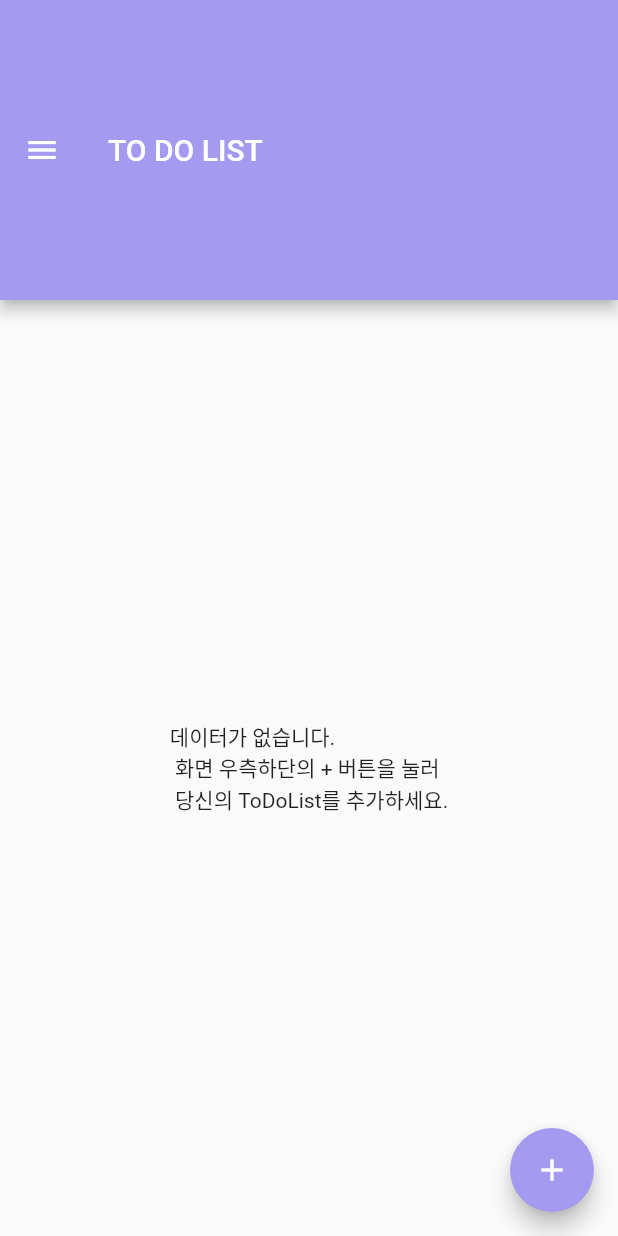
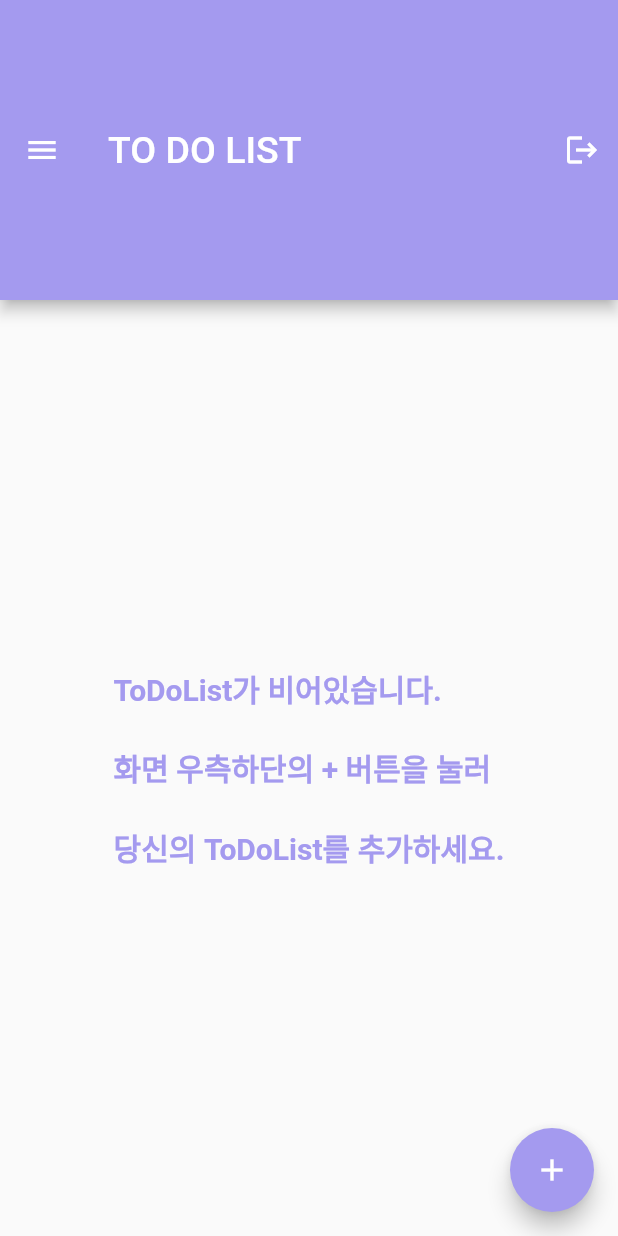
Before and after one commit to Team3Joe/Todolist_semi, a Flutter app: the ListPage screen opened by its route, on a phone screen of 412 x 824 dp. Run offline on Flutter 3.47's test engine with Material 2 defaults, Android fonts, the phone set to English and light mode, and no system bars; network calls fail.

Commit message:
commit
commit

```diff
--- a/todolist/lib/part_C/UY/uy.dart
+++ b/todolist/lib/part_C/UY/uy.dart
@@ -22,6 +22,7 @@ class _ListPageState extends State<ListPage>
   bool trueyo = true;
   bool falseyo = false;
   late String result;
+  late String email;
 
   late AnimationController _controller;
   late String id;
@@ -33,6 +34,8 @@ class _ListPageState extends State<ListPage>
     todolist = [];
     _controller = AnimationController(vsync: this);
     id = Message.userid;
+    email = Message.useremail;
+
     getJSONData();
   }
 
@@ -46,15 +49,34 @@ class _ListPageState extends State<ListPage>
   Widget build(BuildContext context) {
     return Scaffold(
       appBar: AppBar(
-        title: const Text("TO DO LIST"),
+        title: const Text(
+          "TO DO LIST",
+          style: TextStyle(
+            fontSize: 25,
+          ),
+        ),
         toolbarHeight: 200,
         backgroundColor: const Color.fromARGB(255, 164, 154, 239),
+        actions: [
+          IconButton(
+              onPressed: () {
+                _showLogoutDialog(context);
+              },
+              icon: const Icon(Icons.logout))
+        ],
       ),
       body: Center(
         child: todolist.isEmpty
             ? const Text(
-                "데이터가 없습니다. \n 화면 우측하단의 + 버튼을 눌러 \n 당신의 ToDoList를 추가하세요.")
-            : ListView.builder(
+                "ToDoList가 비어있습니다. \n\n화면 우측하단의 + 버튼을 눌러 \n\n당신의 ToDoList를 추가하세요.",
+                style: TextStyle(
+                    fontSize: 20,
+                    color: Color.fromARGB(255, 164, 154, 239),
+                    fontWeight: FontWeight.bold),
+              )
+            : Padding(
+                padding: const EdgeInsets.all(8.0),
+                child: ListView.builder(
                   itemCount: todolist.length,
                   itemBuilder: (context, index) {
                     return GestureDetector(
@@ -101,10 +123,13 @@ class _ListPageState extends State<ListPage>
                                           ? Text(
                                               todolist[index]['content'],
                                               style: const TextStyle(
-                                                color: Colors.grey),
+                                                  color: Colors.grey,
+                                                  fontSize: 15),
                                             )
                                           : Text(
                                               todolist[index]['content'],
+                                              style:
+                                                  const TextStyle(fontSize: 15),
                                             )
                                     ],
                                   ),
@@ -116,6 +141,7 @@ class _ListPageState extends State<ListPage>
                       ),
                     );
                   },
+                ),
               ), //Lb
       ),
       drawer: Drawer(
@@ -123,13 +149,18 @@ class _ListPageState extends State<ListPage>
           //패딩 없이 꽉 채우기
           padding: EdgeInsets.zero,
           children: [
-            const UserAccountsDrawerHeader(
+            UserAccountsDrawerHeader(
               //상단에 이미지 넣기
 
               //이미지 밑에 이름 & 이메일
-              accountName: Text('name'),
-              accountEmail: Text('email@naver.com'),
-              decoration: BoxDecoration(
+              accountName: Text(
+                id,
+                style: const TextStyle(
+                  fontSize: 20,
+                ),
+              ),
+              accountEmail: Text(email, style: TextStyle(fontSize: 15)),
+              decoration: const BoxDecoration(
                 color: Color.fromARGB(255, 164, 154, 239),
                 //테두리, 값을 각각 줄 수 있음. all 은 한번에 다 뜸
               ),
@@ -152,6 +183,16 @@ class _ListPageState extends State<ListPage>
                 color: Colors.deepPurple,
               ),
               title: const Text('My Page'),
+            ),
+            ListTile(
+              onTap: () {
+                _showLogoutDialog(context);
+              },
+              leading: const Icon(
+                Icons.logout,
+                color: Colors.deepPurple,
+              ),
+              title: const Text('Log Out'),
             ),
           ],
         ),
@@ -217,6 +258,38 @@ class _ListPageState extends State<ListPage>
     }
   }
 
+  _showLogoutDialog(BuildContext context) {
+    showDialog(
+        context: context,
+        builder: (BuildContext context) {
+          return AlertDialog(
+            title: const Text('로그아웃'),
+            content: const Text('로그아웃 하시겠습니까?'),
+            actions: [
+              TextButton(
+                onPressed: () {
+                  Navigator.of(context).pop();
+                },
+                child: const Text('아니오'),
+              ),
+              TextButton(
+                onPressed: () {
+                  setState(() {
+                    Message.userid = '';
+                    Message.userpw = '';
+                    Message.username = '';
+                    Message.useremail = '';
+                  });
+                  Navigator.of(context).pop();
+                  Navigator.pushNamed(context, '/login');
+                },
+                child: const Text('예'),
+              ),
+            ],
+          );
+        });
+  }
+
   _showDialog(BuildContext context) {
     showDialog(
         context: context,
```
Also changed, not shown: todolist/lib/part_C/UY/modify_page.dart (+14 -3 lines), todolist/lib/part_C/UY/write_page.dart (+20 -3 lines). Lines whose indentation alone changed are shown as unchanged.
